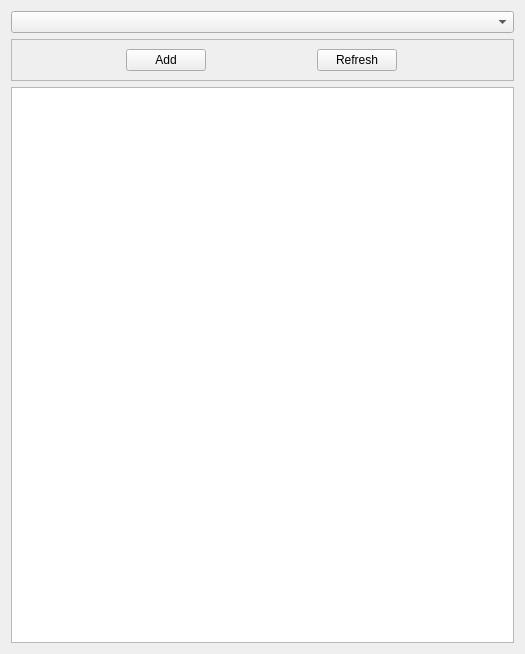
Above: ui/filewidget.ui from hidog/HiGit before the change. Below: the same form after it.
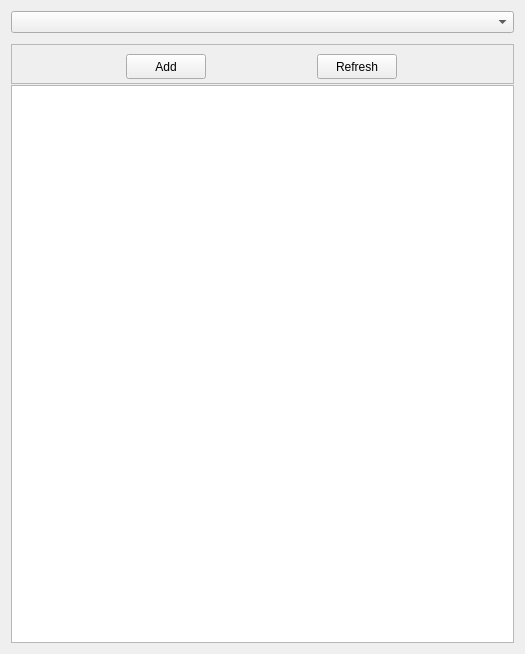
That is the form after the change.

Patch:
```diff
--- a/ui/filewidget.ui
+++ b/ui/filewidget.ui
@@ -22,7 +22,7 @@
      <item>
       <widget class="QFrame" name="frame">
        <property name="sizePolicy">
-        <sizepolicy hsizetype="Expanding" vsizetype="Fixed">
+        <sizepolicy hsizetype="Expanding" vsizetype="MinimumExpanding">
          <horstretch>0</horstretch>
          <verstretch>0</verstretch>
         </sizepolicy>
@@ -30,7 +30,13 @@
        <property name="minimumSize">
         <size>
          <width>0</width>
-         <height>20</height>
+         <height>40</height>
+        </size>
+       </property>
+       <property name="maximumSize">
+        <size>
+         <width>16777215</width>
+         <height>30</height>
         </size>
        </property>
        <property name="baseSize">
@@ -48,6 +54,12 @@
        <layout class="QHBoxLayout" name="horizontalLayout_3">
         <item>
          <widget class="QPushButton" name="addButton">
+          <property name="minimumSize">
+           <size>
+            <width>0</width>
+            <height>25</height>
+           </size>
+          </property>
           <property name="maximumSize">
            <size>
             <width>80</width>
@@ -67,6 +79,12 @@
             <verstretch>0</verstretch>
            </sizepolicy>
           </property>
+          <property name="minimumSize">
+           <size>
+            <width>0</width>
+            <height>25</height>
+           </size>
+          </property>
           <property name="text">
            <string>Refresh</string>
           </property>
```
Left out of the diff: 11 changed lines with no effect on the pictures.
